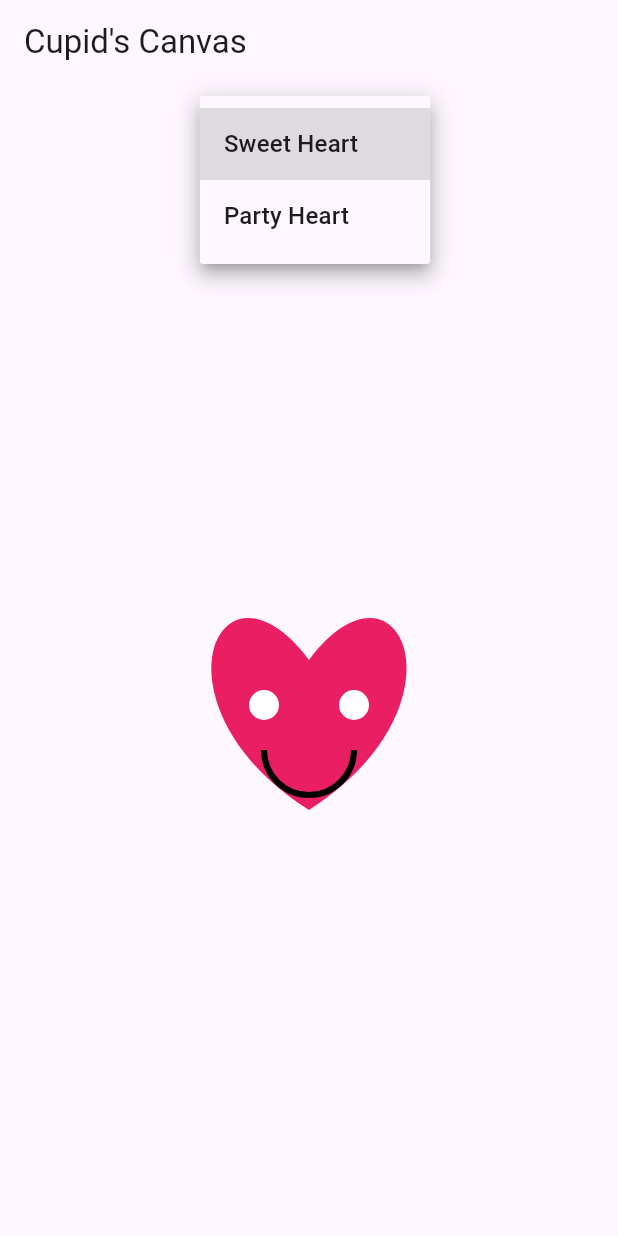
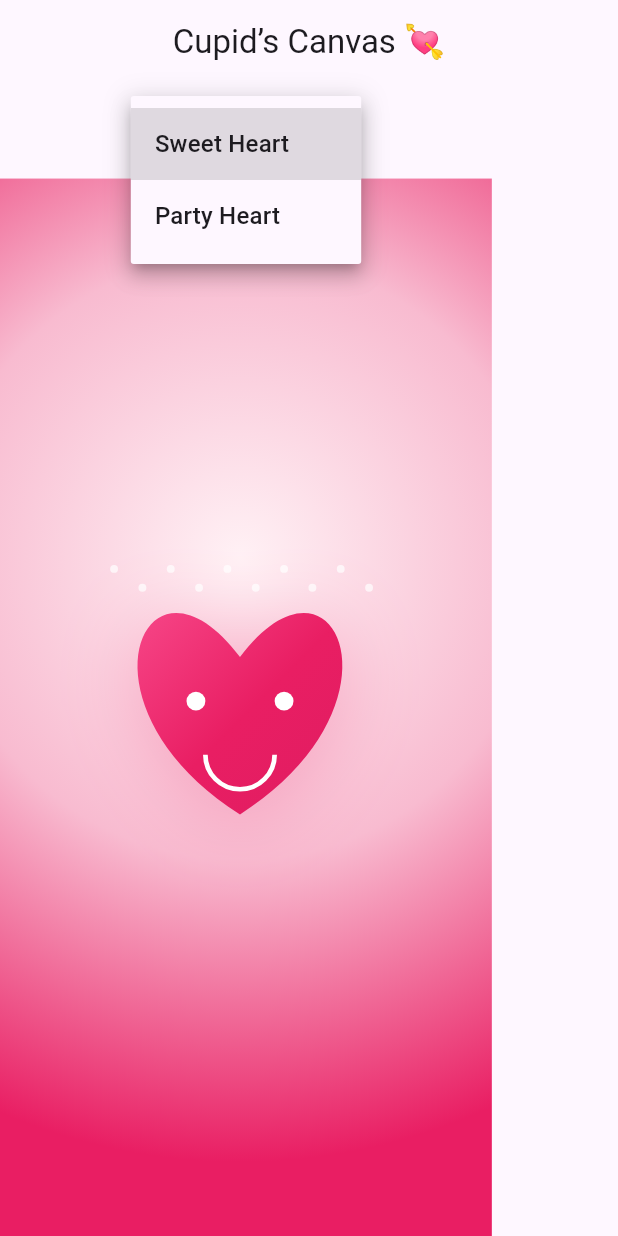
Before and after one commit to Togirl-06/act00, a Flutter app: the screen it shows after launch, after a tap on "Sweet Heart", on a phone screen of 412 x 824 dp. Run offline on Flutter 3.47's test engine with Material 3 defaults, Android fonts, the phone set to English and light mode, and no system bars.

```diff
--- a/lib/main.dart
+++ b/lib/main.dart
@@ -1,4 +1,5 @@
 import 'package:flutter/material.dart';
+import 'dart:math';
 
 void main() => runApp(const ValentineApp());
 
@@ -9,8 +10,8 @@ class ValentineApp extends StatelessWidget {
   Widget build(BuildContext context) {
     return MaterialApp(
       debugShowCheckedModeBanner: false,
+      theme: ThemeData(useMaterial3: true),
       home: const ValentineHome(),
-      theme: ThemeData(useMaterial3: true),
     );
   }
 }
@@ -22,14 +23,40 @@ class ValentineHome extends StatefulWidget {
   State<ValentineHome> createState() => _ValentineHomeState();
 }
 
-class _ValentineHomeState extends State<ValentineHome> {
+class _ValentineHomeState extends State<ValentineHome>
+    with SingleTickerProviderStateMixin {
   final List<String> emojiOptions = ['Sweet Heart', 'Party Heart'];
   String selectedEmoji = 'Sweet Heart';
+
+  late AnimationController _controller;
+  late Animation<double> _pulse;
+
+  @override
+  void initState() {
+    super.initState();
+    _controller = AnimationController(
+      vsync: this,
+      duration: const Duration(seconds: 1),
+    )..repeat(reverse: true);
+
+    _pulse = Tween(begin: 0.95, end: 1.05).animate(
+      CurvedAnimation(parent: _controller, curve: Curves.easeInOut),
+    );
+  }
+
+  @override
+  void dispose() {
+    _controller.dispose();
+    super.dispose();
+  }
 
   @override
   Widget build(BuildContext context) {
     return Scaffold(
-      appBar: AppBar(title: const Text('Cupid\'s Canvas')),
+      appBar: AppBar(
+        title: const Text("Cupid’s Canvas 💘"),
+        centerTitle: true,
+      ),
       body: Column(
         children: [
           const SizedBox(height: 16),
@@ -38,15 +65,22 @@ class _ValentineHomeState extends State<ValentineHome> {
             items: emojiOptions
                 .map((e) => DropdownMenuItem(value: e, child: Text(e)))
                 .toList(),
-            onChanged: (value) => setState(() => selectedEmoji = value ?? selectedEmoji),
+            onChanged: (value) =>
+                setState(() => selectedEmoji = value ?? selectedEmoji),
           ),
           const SizedBox(height: 16),
           Expanded(
-            child: Center(
-              child: CustomPaint(
-                size: const Size(300, 300),
-                painter: HeartEmojiPainter(type: selectedEmoji),
-              ),
+            child: AnimatedBuilder(
+              animation: _pulse,
+              builder: (_, __) {
+                return Transform.scale(
+                  scale: _pulse.value,
+                  child: CustomPaint(
+                    size: const Size(320, 320),
+                    painter: HeartEmojiPainter(type: selectedEmoji),
+                  ),
+                );
+              },
             ),
           ),
         ],
@@ -62,41 +96,118 @@ class HeartEmojiPainter extends CustomPainter {
   @override
   void paint(Canvas canvas, Size size) {
     final center = Offset(size.width / 2, size.height / 2);
-    final paint = Paint()..style = PaintingStyle.fill;
+    final random = Random();
 
-    // Heart base
+    // 🌸 Background gradient
+    final bgPaint = Paint()
+      ..shader = const RadialGradient(
+        center: Alignment(0, -0.3),
+        radius: 1.2,
+        colors: [
+          Color(0xFFFFF1F5),
+          Color(0xFFF8BBD0),
+          Color(0xFFE91E63),
+        ],
+      ).createShader(Offset.zero & size);
+
+    canvas.drawRect(Offset.zero & size, bgPaint);
+
+    // ❤️ Heart path
     final heartPath = Path()
       ..moveTo(center.dx, center.dy + 60)
-      ..cubicTo(center.dx + 110, center.dy - 10, center.dx + 60, center.dy - 120, center.dx, center.dy - 40)
-      ..cubicTo(center.dx - 60, center.dy - 120, center.dx - 110, center.dy - 10, center.dx, center.dy + 60)
+      ..cubicTo(center.dx + 110, center.dy - 10,
+          center.dx + 60, center.dy - 120, center.dx, center.dy - 40)
+      ..cubicTo(center.dx - 60, center.dy - 120,
+          center.dx - 110, center.dy - 10, center.dx, center.dy + 60)
       ..close();
 
-    paint.color = type == 'Party Heart' ? const Color(0xFFF48FB1) : const Color(0xFFE91E63);
-    canvas.drawPath(heartPath, paint);
+    // 💖 Glow aura
+    final glowPaint = Paint()
+      ..color = Colors.pink.withOpacity(0.25)
+      ..maskFilter = const MaskFilter.blur(BlurStyle.normal, 25);
+    canvas.drawPath(heartPath.shift(const Offset(0, 6)), glowPaint);
 
-    // Face features (starter)
+    // 💓 Heart gradient
+    final heartPaint = Paint()
+      ..shader = const LinearGradient(
+        begin: Alignment.topLeft,
+        end: Alignment.bottomRight,
+        colors: [
+          Color(0xFFFF5F9E),
+          Color(0xFFE91E63),
+          Color(0xFFD81B60),
+        ],
+      ).createShader(
+        Rect.fromCenter(center: center, width: 220, height: 220),
+      );
+
+    canvas.drawPath(heartPath, heartPaint);
+
+    // 👀 Eyes
     final eyePaint = Paint()..color = Colors.white;
-    canvas.drawCircle(Offset(center.dx - 30, center.dy - 10), 10, eyePaint);
-    canvas.drawCircle(Offset(center.dx + 30, center.dy - 10), 10, eyePaint);
+    canvas.drawCircle(Offset(center.dx - 28, center.dy - 12), 6, eyePaint);
+    canvas.drawCircle(Offset(center.dx + 28, center.dy - 12), 6, eyePaint);
 
+    // 😊 Smile
     final mouthPaint = Paint()
-      ..color = Colors.black
+      ..color = Colors.white
       ..style = PaintingStyle.stroke
-      ..strokeWidth = 4;
-    canvas.drawArc(Rect.fromCircle(center: Offset(center.dx, center.dy + 20), radius: 30), 0, 3.14, false, mouthPaint);
+      ..strokeWidth = 3;
+    canvas.drawArc(
+      Rect.fromCircle(center: Offset(center.dx, center.dy + 22), radius: 22),
+      0,
+      pi,
+      false,
+      mouthPaint,
+    );
 
-    // Party hat placeholder (expand for confetti)
+    // 🎉 Party Heart extras
     if (type == 'Party Heart') {
-      final hatPaint = Paint()..color = const Color(0xFFFFD54F);
+      final hatPaint = Paint()..color = const Color(0xFFFFD966);
       final hatPath = Path()
-        ..moveTo(center.dx, center.dy - 110)
-        ..lineTo(center.dx - 40, center.dy - 40)
-        ..lineTo(center.dx + 40, center.dy - 40)
+        ..moveTo(center.dx, center.dy - 115)
+        ..lineTo(center.dx - 38, center.dy - 45)
+        ..lineTo(center.dx + 38, center.dy - 45)
         ..close();
       canvas.drawPath(hatPath, hatPaint);
+
+      canvas.drawCircle(
+        Offset(center.dx, center.dy - 118),
+        6,
+        Paint()..color = Colors.white,
+      );
+
+      // 🎊 Confetti
+      for (int i = 0; i < 20; i++) {
+        canvas.drawCircle(
+          Offset(
+            center.dx + random.nextInt(200) - 100,
+            center.dy + random.nextInt(200) - 100,
+          ),
+          3,
+          Paint()
+            ..color = Colors
+                .primaries[random.nextInt(Colors.primaries.length)]
+                .withOpacity(0.8),
+        );
+      }
+    }
+
+    // ✨ Sparkles
+    final sparklePaint = Paint()..color = Colors.white.withOpacity(0.7);
+    for (int i = 0; i < 10; i++) {
+      canvas.drawCircle(
+        Offset(
+          center.dx + (i * 18 - 80),
+          center.dy - 90 + (i.isEven ? -6 : 6),
+        ),
+        2.5,
+        sparklePaint,
+      );
     }
   }
 
   @override
-  bool shouldRepaint(covariant HeartEmojiPainter oldDelegate) => oldDelegate.type != type;
+  bool shouldRepaint(covariant HeartEmojiPainter oldDelegate) =>
+      oldDelegate.type != type;
 }
```
